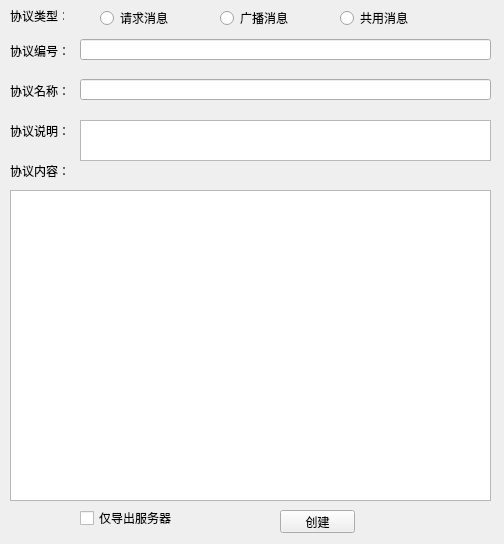
This is designer/ui/create_proto.ui in aywfelix/ProtoExcelTool as Qt 5 draws it before an edit. The edited form follows.
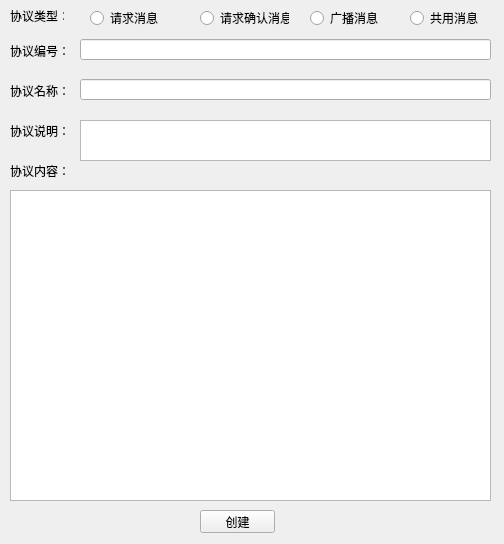
This is the edited form.

Commit message: 修改界面，将消息类型划分为4种

The edit to the form file:
```diff
--- a/designer/ui/create_proto.ui
+++ b/designer/ui/create_proto.ui
@@ -74,7 +74,7 @@
   <widget class="QPushButton" name="bTnProtoCreate">
    <property name="geometry">
     <rect>
-     <x>280</x>
+     <x>200</x>
      <y>510</y>
      <width>75</width>
      <height>23</height>
@@ -138,23 +138,10 @@
     </font>
    </property>
   </widget>
-  <widget class="QCheckBox" name="cBxProtocol">
-   <property name="geometry">
-    <rect>
-     <x>80</x>
-     <y>510</y>
-     <width>121</width>
-     <height>16</height>
-    </rect>
-   </property>
-   <property name="text">
-    <string>仅导出服务器</string>
-   </property>
-  </widget>
   <widget class="QRadioButton" name="rBtnReq">
    <property name="geometry">
     <rect>
-     <x>100</x>
+     <x>90</x>
      <y>10</y>
      <width>89</width>
      <height>16</height>
@@ -167,7 +154,7 @@
   <widget class="QRadioButton" name="rBtnNotify">
    <property name="geometry">
     <rect>
-     <x>220</x>
+     <x>310</x>
      <y>10</y>
      <width>89</width>
      <height>16</height>
@@ -193,7 +180,7 @@
   <widget class="QRadioButton" name="rBtnCom">
    <property name="geometry">
     <rect>
-     <x>340</x>
+     <x>410</x>
      <y>10</y>
      <width>89</width>
      <height>16</height>
@@ -203,6 +190,19 @@
     <string>共用消息</string>
    </property>
   </widget>
+  <widget class="QRadioButton" name="rBtnAck">
+   <property name="geometry">
+    <rect>
+     <x>200</x>
+     <y>10</y>
+     <width>89</width>
+     <height>16</height>
+    </rect>
+   </property>
+   <property name="text">
+    <string>请求确认消息</string>
+   </property>
+  </widget>
  </widget>
  <resources/>
  <connections/>
```
The commit also changes 12 other files.
